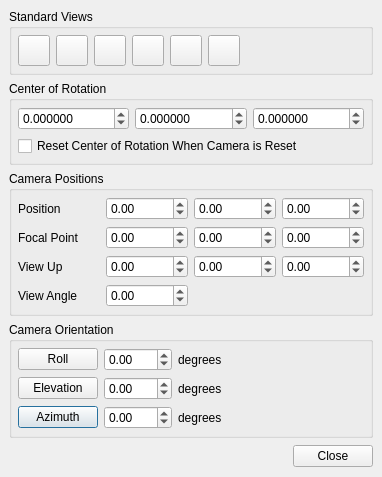
Before: the Qt Designer form Qt/Components/Resources/UI/pqCameraDialog.ui in wildmichael/ParaView3-enhancements-old, drawn with Qt 5.
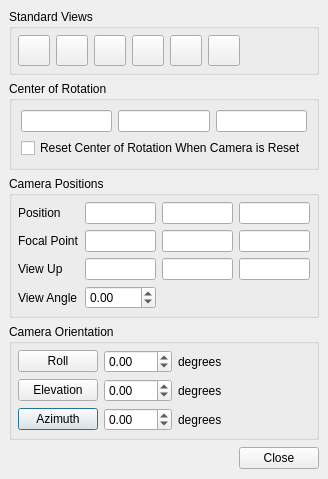
After: the same form once the commit is applied. Icons and pictures are not drawn. Custom widgets are drawn as their Qt base class.

Commit message: ENH: Change camera position parameters to line edits so that we can handle very large or very small positions.

Diff of the .ui file:
```diff
--- a/Qt/Components/Resources/UI/pqCameraDialog.ui
+++ b/Qt/Components/Resources/UI/pqCameraDialog.ui
@@ -8,8 +8,8 @@
    <rect>
     <x>0</x>
     <y>0</y>
-    <width>382</width>
-    <height>459</height>
+    <width>315</width>
+    <height>473</height>
    </rect>
   </property>
   <property name="windowTitle" >
@@ -170,59 +170,14 @@
       <string>Center of Rotation</string>
      </property>
      <layout class="QGridLayout" >
-      <property name="margin" >
-       <number>6</number>
-      </property>
-      <property name="spacing" >
-       <number>6</number>
-      </property>
-      <item row="0" column="2" >
-       <widget class="QDoubleSpinBox" name="CenterZ" >
-        <property name="decimals" >
-         <number>6</number>
-        </property>
-        <property name="maximum" >
-         <double>10000.000000000000000</double>
-        </property>
-        <property name="minimum" >
-         <double>-10000.000000000000000</double>
-        </property>
-        <property name="singleStep" >
-         <double>0.100000000000000</double>
-        </property>
-       </widget>
-      </item>
-      <item row="0" column="1" >
-       <widget class="QDoubleSpinBox" name="CenterY" >
-        <property name="decimals" >
-         <number>6</number>
-        </property>
-        <property name="maximum" >
-         <double>10000.000000000000000</double>
-        </property>
-        <property name="minimum" >
-         <double>-10000.000000000000000</double>
-        </property>
-        <property name="singleStep" >
-         <double>0.100000000000000</double>
-        </property>
-       </widget>
-      </item>
       <item row="0" column="0" >
-       <widget class="QDoubleSpinBox" name="CenterX" >
-        <property name="decimals" >
-         <number>6</number>
-        </property>
-        <property name="maximum" >
-         <double>10000.000000000000000</double>
-        </property>
-        <property name="minimum" >
-         <double>-10000.000000000000000</double>
-        </property>
-        <property name="singleStep" >
-         <double>0.100000000000000</double>
-        </property>
-       </widget>
+       <widget class="QLineEdit" name="CenterX" />
+      </item>
+      <item row="0" column="1" >
+       <widget class="QLineEdit" name="CenterY" />
+      </item>
+      <item row="0" column="2" >
+       <widget class="QLineEdit" name="CenterZ" />
       </item>
       <item row="1" column="0" colspan="3" >
        <widget class="QCheckBox" name="AutoResetCenterOfRotation" >
@@ -246,35 +201,21 @@
       <property name="margin" >
        <number>6</number>
       </property>
-      <property name="spacing" >
+      <property name="topMargin" >
        <number>6</number>
       </property>
-      <item row="0" column="3" >
-       <widget class="QDoubleSpinBox" name="position2" >
-        <property name="maximum" >
-         <double>10000.000000000000000</double>
-        </property>
-        <property name="minimum" >
-         <double>-10000.000000000000000</double>
-        </property>
-        <property name="singleStep" >
-         <double>0.100000000000000</double>
-        </property>
-       </widget>
-      </item>
-      <item row="0" column="2" >
-       <widget class="QDoubleSpinBox" name="position1" >
-        <property name="maximum" >
-         <double>10000.000000000000000</double>
-        </property>
-        <property name="minimum" >
-         <double>-10000.000000000000000</double>
-        </property>
-        <property name="singleStep" >
-         <double>0.100000000000000</double>
-        </property>
-       </widget>
-      </item>
+      <property name="rightMargin" >
+       <number>6</number>
+      </property>
+      <property name="bottomMargin" >
+       <number>6</number>
+      </property>
+      <property name="horizontalSpacing" >
+       <number>6</number>
+      </property>
+      <property name="verticalSpacing" >
+       <number>6</number>
+      </property>
       <item row="0" column="0" >
        <widget class="QLabel" name="label_22" >
         <property name="text" >
@@ -303,42 +244,6 @@
         </property>
        </widget>
       </item>
-      <item row="0" column="1" >
-       <widget class="QDoubleSpinBox" name="position0" >
-        <property name="maximum" >
-         <double>10000.000000000000000</double>
-        </property>
-        <property name="minimum" >
-         <double>-10000.000000000000000</double>
-        </property>
-        <property name="singleStep" >
-         <double>0.100000000000000</double>
-        </property>
-       </widget>
-      </item>
-      <item row="1" column="1" >
-       <widget class="QDoubleSpinBox" name="focalPoint0" >
-        <property name="maximum" >
-         <double>10000.000000000000000</double>
-        </property>
-        <property name="minimum" >
-         <double>-10000.000000000000000</double>
-        </property>
-        <property name="singleStep" >
-         <double>0.100000000000000</double>
-        </property>
-       </widget>
-      </item>
-      <item row="2" column="1" >
-       <widget class="QDoubleSpinBox" name="viewUp0" >
-        <property name="maximum" >
-         <double>10000.000000000000000</double>
-        </property>
-        <property name="minimum" >
-         <double>-10000.000000000000000</double>
-        </property>
-       </widget>
-      </item>
       <item row="3" column="1" >
        <widget class="QDoubleSpinBox" name="viewAngle" >
         <property name="maximum" >
@@ -347,53 +252,37 @@
         <property name="minimum" >
          <double>-360.000000000000000</double>
         </property>
-       </widget>
-      </item>
-      <item row="2" column="2" >
-       <widget class="QDoubleSpinBox" name="viewUp1" >
         <property name="maximum" >
-         <double>10000.000000000000000</double>
-        </property>
-        <property name="minimum" >
-         <double>-10000.000000000000000</double>
+         <double>360.000000000000000</double>
         </property>
        </widget>
       </item>
+      <item row="0" column="1" >
+       <widget class="QLineEdit" name="position0" />
+      </item>
+      <item row="0" column="2" >
+       <widget class="QLineEdit" name="position1" />
+      </item>
+      <item row="0" column="3" >
+       <widget class="QLineEdit" name="position2" />
+      </item>
+      <item row="1" column="1" >
+       <widget class="QLineEdit" name="focalPoint0" />
+      </item>
       <item row="1" column="2" >
-       <widget class="QDoubleSpinBox" name="focalPoint1" >
-        <property name="maximum" >
-         <double>10000.000000000000000</double>
-        </property>
-        <property name="minimum" >
-         <double>-10000.000000000000000</double>
-        </property>
-        <property name="singleStep" >
-         <double>0.100000000000000</double>
-        </property>
-       </widget>
+       <widget class="QLineEdit" name="focalPoint1" />
       </item>
       <item row="1" column="3" >
-       <widget class="QDoubleSpinBox" name="focalPoint2" >
-        <property name="maximum" >
-         <double>10000.000000000000000</double>
-        </property>
-        <property name="minimum" >
-         <double>-10000.000000000000000</double>
-        </property>
-        <property name="singleStep" >
-         <double>0.100000000000000</double>
-        </property>
-       </widget>
+       <widget class="QLineEdit" name="focalPoint2" />
+      </item>
+      <item row="2" column="1" >
+       <widget class="QLineEdit" name="viewUp0" />
+      </item>
+      <item row="2" column="2" >
+       <widget class="QLineEdit" name="viewUp1" />
       </item>
       <item row="2" column="3" >
-       <widget class="QDoubleSpinBox" name="viewUp2" >
-        <property name="maximum" >
-         <double>10000.000000000000000</double>
-        </property>
-        <property name="minimum" >
-         <double>-10000.000000000000000</double>
-        </property>
-       </widget>
+       <widget class="QLineEdit" name="viewUp2" />
       </item>
      </layout>
     </widget>
@@ -407,15 +296,25 @@
       <property name="margin" >
        <number>6</number>
       </property>
-      <property name="spacing" >
+      <property name="topMargin" >
+       <number>6</number>
+      </property>
+      <property name="rightMargin" >
+       <number>6</number>
+      </property>
+      <property name="bottomMargin" >
+       <number>6</number>
+      </property>
+      <property name="horizontalSpacing" >
+       <number>6</number>
+      </property>
+      <property name="verticalSpacing" >
        <number>6</number>
       </property>
       <item row="0" column="2" >
        <widget class="QLabel" name="label_20" >
         <property name="sizePolicy" >
-         <sizepolicy>
-          <hsizetype>3</hsizetype>
-          <vsizetype>5</vsizetype>
+         <sizepolicy vsizetype="Preferred" hsizetype="MinimumExpanding" >
           <horstretch>0</horstretch>
           <verstretch>0</verstretch>
          </sizepolicy>
@@ -506,9 +405,7 @@
       <item row="1" column="2" >
        <widget class="QLabel" name="label_21" >
         <property name="sizePolicy" >
-         <sizepolicy>
-          <hsizetype>3</hsizetype>
-          <vsizetype>5</vsizetype>
+         <sizepolicy vsizetype="Preferred" hsizetype="MinimumExpanding" >
           <horstretch>0</horstretch>
           <verstretch>0</verstretch>
          </sizepolicy>
@@ -521,9 +418,7 @@
       <item row="2" column="2" >
        <widget class="QLabel" name="label_16" >
         <property name="sizePolicy" >
-         <sizepolicy>
-          <hsizetype>3</hsizetype>
-          <vsizetype>5</vsizetype>
+         <sizepolicy vsizetype="Preferred" hsizetype="MinimumExpanding" >
           <horstretch>0</horstretch>
           <verstretch>0</verstretch>
          </sizepolicy>
@@ -560,9 +455,7 @@
      <item>
       <widget class="QPushButton" name="closeButton" >
        <property name="sizePolicy" >
-        <sizepolicy>
-         <hsizetype>0</hsizetype>
-         <vsizetype>0</vsizetype>
+        <sizepolicy vsizetype="Fixed" hsizetype="Fixed" >
          <horstretch>0</horstretch>
          <verstretch>0</verstretch>
         </sizepolicy>
```
Left out of the diff: 86 changed lines with no effect on the pictures. The commit also changes 1 other file.
